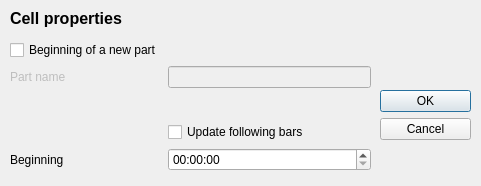
Old version of the form Editor/GridEditor/PartSetter.ui in the repository jcelerier/pfa_guitar_tutor.
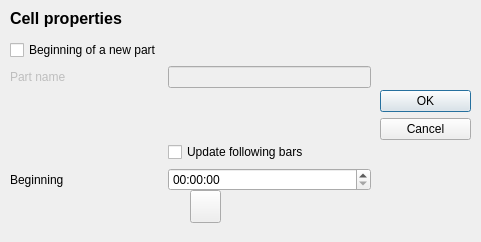
New version of the form. Icons and pictures are not drawn.

Commit message: bouton lecture directement dans le panneau d'édition de mesure

```diff
--- a/Editor/GridEditor/PartSetter.ui
+++ b/Editor/GridEditor/PartSetter.ui
@@ -7,7 +7,7 @@
     <x>0</x>
     <y>0</y>
     <width>481</width>
-    <height>186</height>
+    <height>242</height>
    </rect>
   </property>
   <property name="windowTitle">
@@ -38,7 +38,7 @@
      <x>10</x>
      <y>40</y>
      <width>361</width>
-     <height>131</height>
+     <height>151</height>
     </rect>
    </property>
    <layout class="QFormLayout" name="formLayout">
@@ -88,10 +88,7 @@
       </property>
      </spacer>
     </item>
-    <item row="4" column="1">
-     <widget class="QTimeEdit" name="beginning"/>
-    </item>
-    <item row="4" column="0">
+    <item row="5" column="0">
      <widget class="QLabel" name="label_2">
       <property name="locale">
        <locale language="English" country="UnitedStates"/>
@@ -101,7 +98,10 @@
       </property>
      </widget>
     </item>
-    <item row="3" column="1">
+    <item row="5" column="1">
+     <widget class="QTimeEdit" name="beginning"/>
+    </item>
+    <item row="4" column="1">
      <widget class="QCheckBox" name="updateFollowers">
       <property name="text">
        <string>Update following bars</string>
@@ -134,6 +134,23 @@
     <string>Cell properties</string>
    </property>
   </widget>
+  <widget class="QPushButton" name="pushButton">
+   <property name="geometry">
+    <rect>
+     <x>190</x>
+     <y>190</y>
+     <width>31</width>
+     <height>33</height>
+    </rect>
+   </property>
+   <property name="text">
+    <string/>
+   </property>
+   <property name="icon">
+    <iconset>
+     <normaloff>../../app/icons/play.png</normaloff>../../app/icons/play.png</iconset>
+   </property>
+  </widget>
   <zorder>buttonBox</zorder>
   <zorder>formLayoutWidget</zorder>
   <zorder>label_4</zorder>
```
Left out of the diff: 1 changed line with no effect on the pictures. The commit also changes 4 other files.
